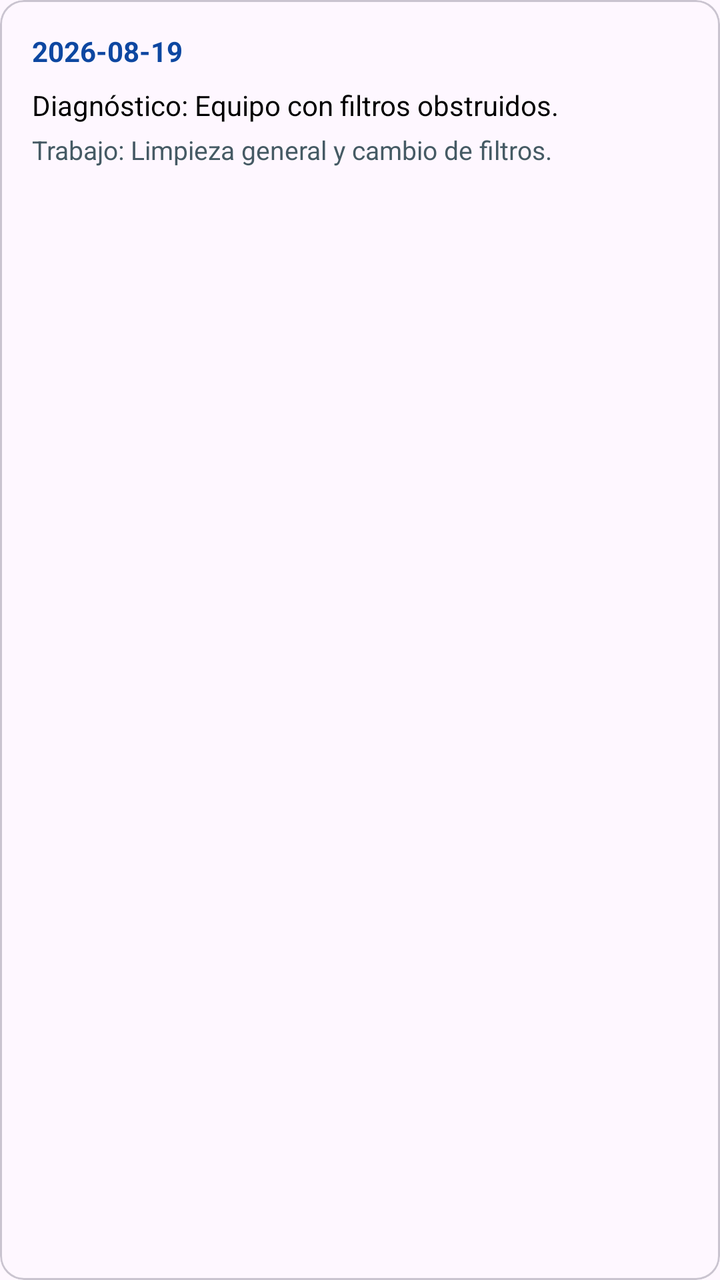
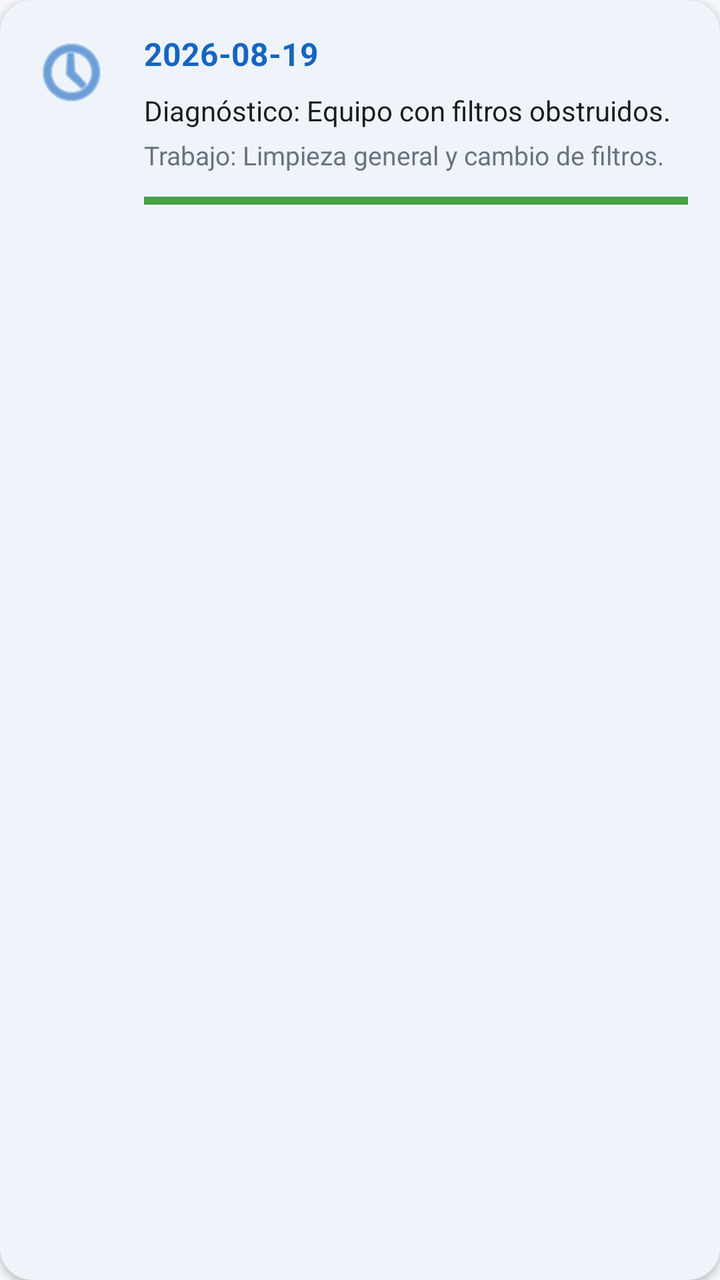

The first picture is an Android layout as it rendered before a commit; the second is the same layout after the commit. The layout source and the unified diff follow.
<!-- AndroidManifest.xml: application theme Theme.ClimaTrack -->
<!-- res/layout/item_history.xml -->
<?xml version="1.0" encoding="utf-8"?>
<com.google.android.material.card.MaterialCardView xmlns:android="http://schemas.android.com/apk/res/android"
    xmlns:app="http://schemas.android.com/apk/res-auto"
    android:layout_width="match_parent"
    android:layout_height="wrap_content"
    android:layout_marginHorizontal="16dp"
    android:layout_marginVertical="8dp"
    app:cardCornerRadius="12dp">

    <LinearLayout
        android:layout_width="match_parent"
        android:layout_height="wrap_content"
        android:orientation="vertical"
        android:padding="16dp">

        <TextView
            android:id="@+id/tvHistDate"
            android:layout_width="match_parent"
            android:layout_height="wrap_content"
            android:text="2026-08-19"
            android:textColor="@color/primary"
            android:textStyle="bold" />

        <TextView
            android:id="@+id/tvHistDiagnosis"
            android:layout_width="match_parent"
            android:layout_height="wrap_content"
            android:layout_marginTop="8dp"
            android:text="Diagnóstico: Equipo con filtros obstruidos."
            android:textColor="@color/black" />

        <TextView
            android:id="@+id/tvHistWork"
            android:layout_width="match_parent"
            android:layout_height="wrap_content"
            android:layout_marginTop="4dp"
            android:text="Trabajo: Limpieza general y cambio de filtros."
            android:textColor="@color/secondary"
            android:textSize="13sp" />

    </LinearLayout>
</com.google.android.material.card.MaterialCardView>
<!-- resources referenced by this layout -->
<resources>
  <color name="black">#FF000000</color>
  <color name="primary">#0D47A1</color>
  <color name="secondary">#455A64</color>
  <style name="Theme.ClimaTrack" parent="Base.Theme.ClimaTrack" />
  <style name="Base.Theme.ClimaTrack" parent="Theme.Material3.DayNight.NoActionBar">
          
          
      </style>
</resources>

<!-- the commit's change to res/layout/item_history.xml (unified diff, before → after) -->
@@ -5,38 +5,70 @@
     android:layout_height="wrap_content"
     android:layout_marginHorizontal="16dp"
     android:layout_marginVertical="8dp"
-    app:cardCornerRadius="12dp">
+    app:cardCornerRadius="16dp"
+    app:cardElevation="2dp"
+    app:cardBackgroundColor="@color/white">
 
-    <LinearLayout
+    <androidx.constraintlayout.widget.ConstraintLayout
         android:layout_width="match_parent"
         android:layout_height="wrap_content"
-        android:orientation="vertical"
         android:padding="16dp">
+
+        <ImageView
+            android:id="@+id/imgHistory"
+            android:layout_width="40dp"
+            android:layout_height="40dp"
+            android:src="@android:drawable/ic_menu_recent_history"
+            app:layout_constraintStart_toStartOf="parent"
+            app:layout_constraintTop_toTopOf="parent"
+            app:tint="@color/md_theme_light_primary" />
 
         <TextView
             android:id="@+id/tvHistDate"
-            android:layout_width="match_parent"
+            android:layout_width="0dp"
             android:layout_height="wrap_content"
+            android:layout_marginStart="16dp"
             android:text="2026-08-19"
-            android:textColor="@color/primary"
-            android:textStyle="bold" />
+            android:textColor="@color/md_theme_light_primary"
+            android:textSize="16sp"
+            android:textStyle="bold"
+            app:layout_constraintEnd_toEndOf="parent"
+            app:layout_constraintStart_toEndOf="@id/imgHistory"
+            app:layout_constraintTop_toTopOf="parent" />
 
         <TextView
             android:id="@+id/tvHistDiagnosis"
-            android:layout_width="match_parent"
+            android:layout_width="0dp"
             android:layout_height="wrap_content"
             android:layout_marginTop="8dp"
             android:text="Diagnóstico: Equipo con filtros obstruidos."
-            android:textColor="@color/black" />
+            android:textColor="@color/md_theme_light_onBackground"
+            android:textSize="14sp"
+            app:layout_constraintEnd_toEndOf="parent"
+            app:layout_constraintStart_toStartOf="@id/tvHistDate"
+            app:layout_constraintTop_toBottomOf="@id/tvHistDate" />
 
         <TextView
             android:id="@+id/tvHistWork"
-            android:layout_width="match_parent"
+            android:layout_width="0dp"
             android:layout_height="wrap_content"
             android:layout_marginTop="4dp"
             android:text="Trabajo: Limpieza general y cambio de filtros."
-            android:textColor="@color/secondary"
-            android:textSize="13sp" />
+            android:textColor="@color/text_secondary"
+            android:textSize="13sp"
+            app:layout_constraintEnd_toEndOf="parent"
+            app:layout_constraintStart_toStartOf="@id/tvHistDate"
+            app:layout_constraintTop_toBottomOf="@id/tvHistDiagnosis" />
 
-    </LinearLayout>
+        <View
+            android:layout_width="0dp"
+            android:layout_height="4dp"
+            android:layout_marginTop="12dp"
+            android:background="@color/status_finished"
+            app:layout_constraintEnd_toEndOf="parent"
+            app:layout_constraintStart_toStartOf="@id/tvHistDate"
+            app:layout_constraintTop_toBottomOf="@id/tvHistWork" />
+
+    </androidx.constraintlayout.widget.ConstraintLayout>
+
 </com.google.android.material.card.MaterialCardView>
<!-- resource entries referenced after the edit -->
@@ -1,12 +1,54 @@
 <!-- resources referenced by this layout -->
 <resources>
-  <color name="black">#FF000000</color>
-  <color name="primary">#0D47A1</color>
-  <color name="secondary">#455A64</color>
+  <color name="md_theme_light_onBackground">#1A1C1E</color>
+  <color name="md_theme_light_primary">#1565C0</color>
+  <color name="status_finished">#43A047</color>
+  <color name="text_secondary">#6B7280</color>
+  <color name="white">#FFFFFFFF</color>
   <style name="Theme.ClimaTrack" parent="Base.Theme.ClimaTrack" />
   <style name="Base.Theme.ClimaTrack" parent="Theme.Material3.DayNight.NoActionBar">
           
+          <item name="colorPrimary">@color/md_theme_light_primary</item>
+          <item name="colorOnPrimary">@color/md_theme_light_onPrimary</item>
+          <item name="colorPrimaryContainer">@color/md_theme_light_primaryContainer</item>
+          <item name="colorOnPrimaryContainer">@color/md_theme_light_onPrimaryContainer</item>
+  
+          <item name="colorSecondary">@color/md_theme_light_secondary</item>
+          <item name="colorOnSecondary">@color/md_theme_light_onSecondary</item>
+  
+          <item name="android:windowBackground">@color/md_theme_light_background</item>
+          <item name="colorSurface">@color/md_theme_light_surface</item>
+          <item name="colorOnSurface">@color/md_theme_light_onSurface</item>
+  
           
+          <item name="materialCardViewStyle">@style/Widget.ClimaTrack.CardView</item>
+          <item name="materialButtonStyle">@style/Widget.ClimaTrack.Button</item>
+          <item name="textInputStyle">@style/Widget.ClimaTrack.TextInputLayout</item>
+      </style>
+  <color name="md_theme_light_onPrimary">#FFFFFF</color>
+  <color name="md_theme_light_primaryContainer">#E3F2FD</color>
+  <color name="md_theme_light_onPrimaryContainer">#001B3D</color>
+  <color name="md_theme_light_secondary">#455A64</color>
+  <color name="md_theme_light_onSecondary">#FFFFFF</color>
+  <color name="md_theme_light_background">#F5F7FA</color>
+  <color name="md_theme_light_surface">#FFFFFF</color>
+  <color name="md_theme_light_onSurface">#1A1C1E</color>
+  <style name="Widget.ClimaTrack.CardView" parent="Widget.Material3.CardView.Elevated">
+          <item name="cardCornerRadius">16dp</item>
+          <item name="cardElevation">2dp</item>
+          <item name="android:layout_margin">8dp</item>
+      </style>
+  <style name="Widget.ClimaTrack.Button" parent="Widget.Material3.Button">
+          <item name="cornerRadius">12dp</item>
+          <item name="android:insetTop">0dp</item>
+          <item name="android:insetBottom">0dp</item>
+      </style>
+  <style name="Widget.ClimaTrack.TextInputLayout" parent="Widget.Material3.TextInputLayout.OutlinedBox">
+          <item name="boxCornerRadiusTopStart">12dp</item>
+          <item name="boxCornerRadiusTopEnd">12dp</item>
+          <item name="boxCornerRadiusBottomStart">12dp</item>
+          <item name="boxCornerRadiusBottomEnd">12dp</item>
+          <item name="boxStrokeColor">@color/md_theme_light_primary</item>
       </style>
 </resources>
 
